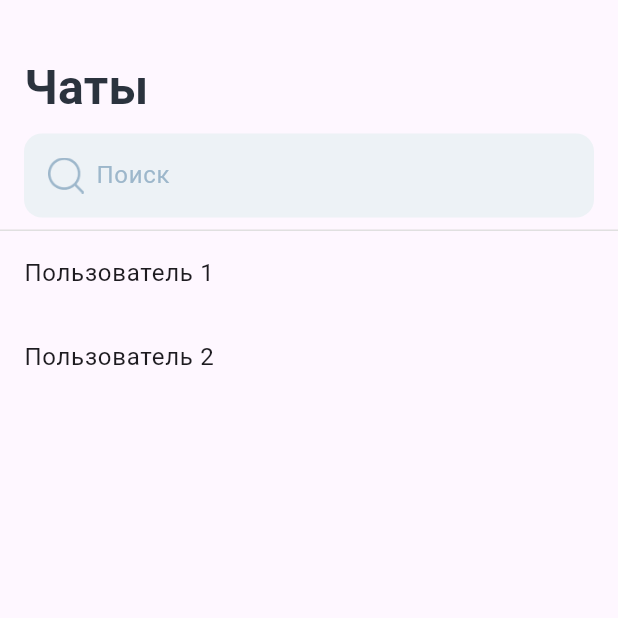
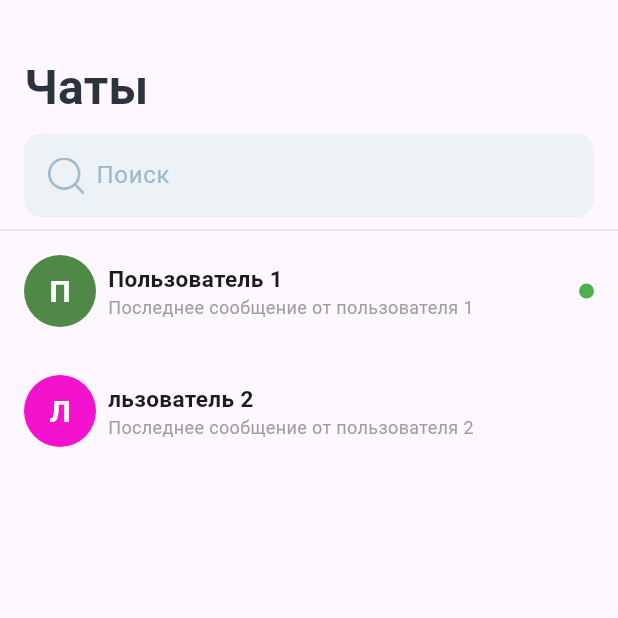
Before and after one commit to SidorinSergei/Test-task-messenger-, a Flutter app: the screen it shows after launch, on a phone screen of 412 x 824 dp, the top half of it. Run offline on Flutter 3.47's test engine with Material 3 defaults, Android fonts, the phone set to English and light mode, and no system bars; Roboto replaces fonts that are missing (Gilroy).

Commit message:
added user display list

```diff
--- a/lib/view/page/home_page.dart
+++ b/lib/view/page/home_page.dart
@@ -1,6 +1,7 @@
 import 'package:flutter/material.dart';
 import '../widgets/search_bar.dart' as CustomSearchBar;
 import '../widgets/page_title.dart';
+import '../widgets/user_info.dart';
 import '../widgets/divider_line.dart';
 
 class MyHomePage extends StatelessWidget {
@@ -20,10 +21,20 @@ class MyHomePage extends StatelessWidget {
           Expanded(
             child: ListView(
               children: [
-                ListTile(title: Text('Пользователь 1')),
-                ListTile(title: Text('Пользователь 2')),
+                UserBlock(
+                  userName: 'Пользователь 1',
+                  lastMessage: 'Последнее сообщение от пользователя 1',
+                  isOnline: true, // Замените на актуальное состояние пользователя
+                ),
+                UserBlock(
+                  userName: 'льзователь 2',
+                  lastMessage: 'Последнее сообщение от пользователя 2',
+                  isOnline: false,
+                ),
+                // Добавьте другие UserBlock по мере необходимости
               ],
             ),
+
           ),
         ],
       ),
--- /dev/null
+++ b/lib/view/widgets/user_info.dart
@@ -0,0 +1,98 @@
+import 'package:flutter/material.dart';
+import 'dart:math';
+
+class UserBlock extends StatelessWidget {
+  final String userName;
+  final String lastMessage;
+  final bool isOnline;
+
+  UserBlock({
+    required this.userName,
+    required this.lastMessage,
+    required this.isOnline,
+  });
+
+  Color _generateUserColor(String userName) {
+    final int hash = userName.hashCode;
+    final Random random = Random(hash);
+    return Color.fromARGB(
+      255,
+      random.nextInt(256),
+      random.nextInt(256),
+      random.nextInt(256),
+    );
+  }
+
+  @override
+  Widget build(BuildContext context) {
+    Color userColor = _generateUserColor(userName);
+
+    return Container(
+      margin: EdgeInsets.all(8.0),
+      padding: EdgeInsets.all(8.0),
+      decoration: BoxDecoration(
+        borderRadius: BorderRadius.circular(12.0),
+      ),
+      child: Row(
+        children: [
+          _buildUserAvatar(userColor),
+          SizedBox(width: 8.0),
+          _buildUserInfo(),
+          Spacer(),
+          if (isOnline) _buildOnlineIndicator(),
+        ],
+      ),
+    );
+  }
+
+  Widget _buildUserAvatar(Color color) {
+    return CircleAvatar(
+      radius: 24.0,
+      backgroundColor: color,
+      child: Text(
+        userName.isNotEmpty ? userName[0].toUpperCase() : '',
+        style: TextStyle(
+          fontFamily: 'Gilroy',
+          fontSize: 20.0,
+          color: Colors.white,
+          fontWeight: FontWeight.bold,
+        ),
+      ),
+    );
+  }
+
+  Widget _buildUserInfo() {
+    return Column(
+      crossAxisAlignment: CrossAxisAlignment.start,
+      children: [
+        Text(
+          userName,
+          style: TextStyle(
+            fontFamily: 'Gilroy',
+            fontSize: 15.0,
+            fontWeight: FontWeight.bold,
+          ),
+        ),
+        Text(
+          lastMessage,
+          style: TextStyle(
+            fontFamily: 'Gilroy',
+            fontSize: 12.0,
+            color: Colors.grey,
+          ),
+        ),
+      ],
+    );
+  }
+
+  Widget _buildOnlineIndicator() {
+    return Container(
+      width: 10.0,
+      height: 10.0,
+      decoration: BoxDecoration(
+        shape: BoxShape.circle,
+        color: Colors.green,
+      ),
+    );
+  }
+}
```
